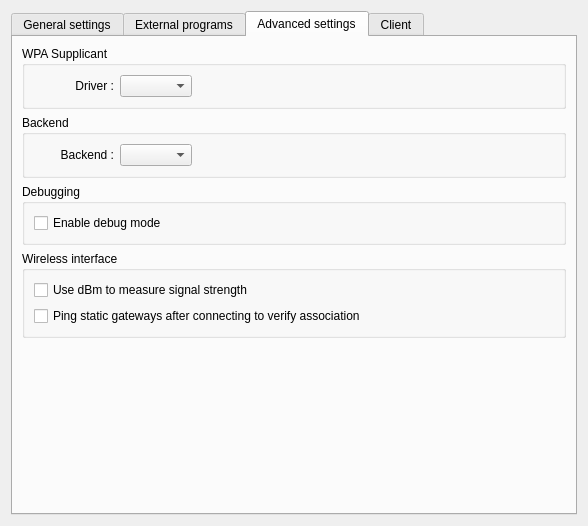
Before: the Qt Designer form kcm/kcmwidget.ui in KDE/wicd-kde, drawn with Qt 5.
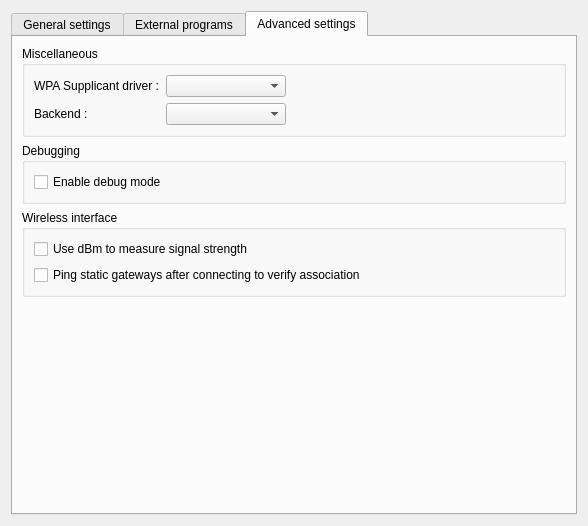
After: the same form once the commit is applied. The open tabs and pages were chosen to show the change. Custom widgets are drawn as their Qt base class.

```diff
--- a/kcm/kcmwidget.ui
+++ b/kcm/kcmwidget.ui
@@ -16,6 +16,9 @@
   <layout class="QVBoxLayout" name="verticalLayout">
    <item>
     <widget class="KTabWidget" name="ktabwidget">
+     <property name="tabShape">
+      <enum>QTabWidget::Rounded</enum>
+     </property>
      <property name="currentIndex">
       <number>0</number>
      </property>
@@ -205,9 +208,43 @@
       </attribute>
       <layout class="QVBoxLayout" name="verticalLayout_3">
        <item>
-        <layout class="QFormLayout" name="formLayout_6">
-         <property name="fieldGrowthPolicy">
-          <enum>QFormLayout::ExpandingFieldsGrow</enum>
+        <widget class="QGroupBox" name="groupBox_4">
+         <property name="title">
+          <string>Client settings</string>
+         </property>
+         <layout class="QVBoxLayout" name="verticalLayout_13">
+          <item>
+           <widget class="QCheckBox" name="tooltipsBox">
+            <property name="text">
+             <string>Show tooltips</string>
+            </property>
+           </widget>
+          </item>
+          <item>
+           <widget class="QCheckBox" name="displayqualityBox">
+            <property name="text">
+             <string>Show signal strength</string>
+            </property>
+           </widget>
+          </item>
+          <item>
+           <widget class="QCheckBox" name="autoscanBox">
+            <property name="text">
+             <string>Automatically scan on open</string>
+            </property>
+           </widget>
+          </item>
+         </layout>
+        </widget>
+       </item>
+       <item>
+        <widget class="QGroupBox" name="groupBox_6">
+         <property name="title">
+          <string>Other</string>
+         </property>
+         <layout class="QFormLayout" name="formLayout_3">
+          <property name="labelAlignment">
+           <set>Qt::AlignLeading|Qt::AlignLeft|Qt::AlignVCenter</set>
          </property>
          <item row="0" column="0">
           <widget class="QLabel" name="label_9">
@@ -240,6 +277,7 @@
           <widget class="KComboBox" name="routeBox"/>
          </item>
         </layout>
+        </widget>
        </item>
        <item>
         <spacer name="verticalSpacer">
@@ -264,12 +302,16 @@
        <item>
         <widget class="QGroupBox" name="groupBox_5">
          <property name="title">
-          <string>WPA Supplicant </string>
+          <string>Miscellaneous</string>
          </property>
-         <layout class="QVBoxLayout" name="verticalLayout_8">
-          <item>
-           <layout class="QHBoxLayout" name="horizontalLayout_3">
-            <item>
+         <layout class="QFormLayout" name="formLayout">
+          <property name="fieldGrowthPolicy">
+           <enum>QFormLayout::ExpandingFieldsGrow</enum>
+          </property>
+          <property name="labelAlignment">
+           <set>Qt::AlignLeading|Qt::AlignLeft|Qt::AlignVCenter</set>
+          </property>
+          <item row="0" column="0">
              <widget class="QLabel" name="label_15">
               <property name="minimumSize">
                <size>
@@ -278,43 +320,24 @@
                </size>
               </property>
               <property name="text">
-               <string>Driver :</string>
+             <string>WPA Supplicant driver :</string>
               </property>
               <property name="alignment">
-               <set>Qt::AlignRight|Qt::AlignTrailing|Qt::AlignVCenter</set>
+             <set>Qt::AlignLeading|Qt::AlignLeft|Qt::AlignVCenter</set>
               </property>
              </widget>
             </item>
-            <item>
-             <widget class="KComboBox" name="wpaSupplicantBox"/>
-            </item>
-            <item>
-             <spacer name="horizontalSpacer_2">
-              <property name="orientation">
-               <enum>Qt::Horizontal</enum>
-              </property>
-              <property name="sizeHint" stdset="0">
+          <item row="0" column="1">
+           <widget class="KComboBox" name="wpaSupplicantBox">
+            <property name="minimumSize">
                <size>
-                <width>40</width>
-                <height>20</height>
-               </size>
-              </property>
-             </spacer>
-            </item>
-           </layout>
-          </item>
-         </layout>
-        </widget>
-       </item>
-       <item>
-        <widget class="QGroupBox" name="groupBox_6">
-         <property name="title">
-          <string>Backend</string>
-         </property>
-         <layout class="QVBoxLayout" name="verticalLayout_9">
-          <item>
-           <layout class="QHBoxLayout" name="horizontalLayout_4">
-            <item>
+              <width>120</width>
+              <height>0</height>
+             </size>
+            </property>
+           </widget>
+          </item>
+          <item row="1" column="0">
              <widget class="QLabel" name="label_16">
               <property name="minimumSize">
                <size>
@@ -326,27 +349,19 @@
                <string>Backend :</string>
               </property>
               <property name="alignment">
-               <set>Qt::AlignRight|Qt::AlignTrailing|Qt::AlignVCenter</set>
+             <set>Qt::AlignLeading|Qt::AlignLeft|Qt::AlignVCenter</set>
               </property>
              </widget>
             </item>
-            <item>
-             <widget class="KComboBox" name="backendBox"/>
-            </item>
-            <item>
-             <spacer name="horizontalSpacer_3">
-              <property name="orientation">
-               <enum>Qt::Horizontal</enum>
-              </property>
-              <property name="sizeHint" stdset="0">
+          <item row="1" column="1">
+           <widget class="KComboBox" name="backendBox">
+            <property name="minimumSize">
                <size>
-                <width>40</width>
-                <height>20</height>
-               </size>
-              </property>
-             </spacer>
-            </item>
-           </layout>
+              <width>120</width>
+              <height>0</height>
+             </size>
+            </property>
+           </widget>
           </item>
          </layout>
         </widget>
@@ -405,47 +420,6 @@
        </item>
       </layout>
      </widget>
-     <widget class="QWidget" name="tab_4">
-      <attribute name="title">
-       <string>Client</string>
-      </attribute>
-      <layout class="QVBoxLayout" name="verticalLayout_12">
-       <item>
-        <widget class="QCheckBox" name="tooltipsBox">
-         <property name="text">
-          <string>Show tooltips</string>
-         </property>
-        </widget>
-       </item>
-       <item>
-        <widget class="QCheckBox" name="displayqualityBox">
-         <property name="text">
-          <string>Show signal strength</string>
-         </property>
-        </widget>
-       </item>
-       <item>
-        <widget class="QCheckBox" name="autoscanBox">
-         <property name="text">
-          <string>Automatically scan on open</string>
-         </property>
-        </widget>
-       </item>
-       <item>
-        <spacer name="verticalSpacer_4">
-         <property name="orientation">
-          <enum>Qt::Vertical</enum>
-         </property>
-         <property name="sizeHint" stdset="0">
-          <size>
-           <width>20</width>
-           <height>40</height>
-          </size>
-         </property>
-        </spacer>
-       </item>
-      </layout>
-     </widget>
     </widget>
    </item>
   </layout>
```
Left out of the diff: 72 changed lines with no effect on the pictures. Lines whose indentation alone changed are shown as unchanged.
